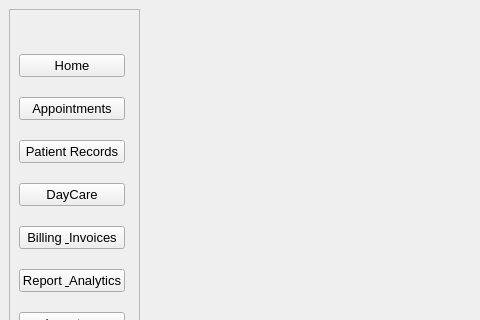
Qt form MainUI.ui (ASNaeem/Simple-VCMS) before a commit; both pictures show x 0 to 480 and y 0 to 320 of the 817 by 600 pixel window.
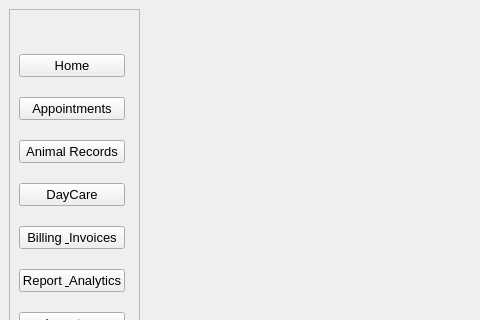
The same form after that commit.

Commit message: updated screen size and refactored

Patch:
```diff
--- a/MainUI.ui
+++ b/MainUI.ui
@@ -88,7 +88,7 @@
              </font>
             </property>
             <property name="text">
-             <string>Patient Records</string>
+             <string>Animal Records</string>
             </property>
            </widget>
           </item>
```
Left out of the diff: 2 changed lines with no effect on the pictures. The commit also changes 1 other file.
